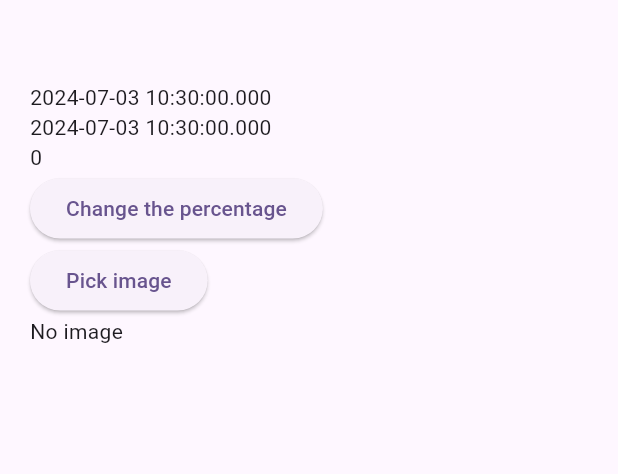
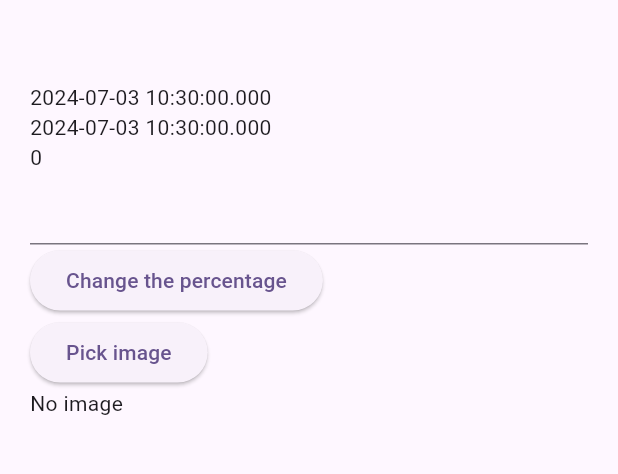
Before and after one commit to GbecetKouameDylan/tp3-flutter, a Flutter app: the Detail screen opened directly with empty values, after a tap on "Change the percentage", on a phone screen of 412 x 824 dp, the part 63-537 px from its top. Run offline on Flutter 3.47's test engine with Material 3 defaults, Android fonts, the phone set to English and light mode, and no system bars; our stand-ins replace cloud_firestore, file_picker, firebase_auth, firebase_core, firebase_storage, google_sign_in and 1 more; accounts and stored records are empty.

```diff
--- a/tp3_flutter/lib/detail.dart
+++ b/tp3_flutter/lib/detail.dart
@@ -32,7 +32,7 @@ class _DetailState extends State<Detail> {
 
     await taskDoc.update(updatedData);
   }
-
+  final _pourcentageController = TextEditingController();
 
   void pickImage() async {
     // Check and request permission
@@ -84,9 +84,13 @@ class _DetailState extends State<Detail> {
               Text("${widget.task.creationDate}"),
               Text("${widget.task.endDate}"),
               Text("${widget.task.percentage}"),
+              TextFormField(
+                controller: _pourcentageController,
+
+              ),
               ElevatedButton(
                 onPressed: () {
-                  modifyTask(2);
+                  modifyTask(int.parse(_pourcentageController.text));
                 },
                 child: Text("Change the percentage"),
               ),
```
